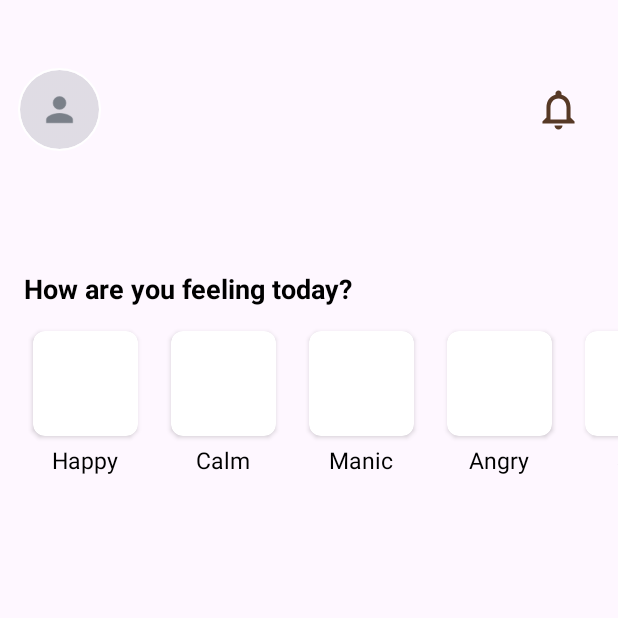
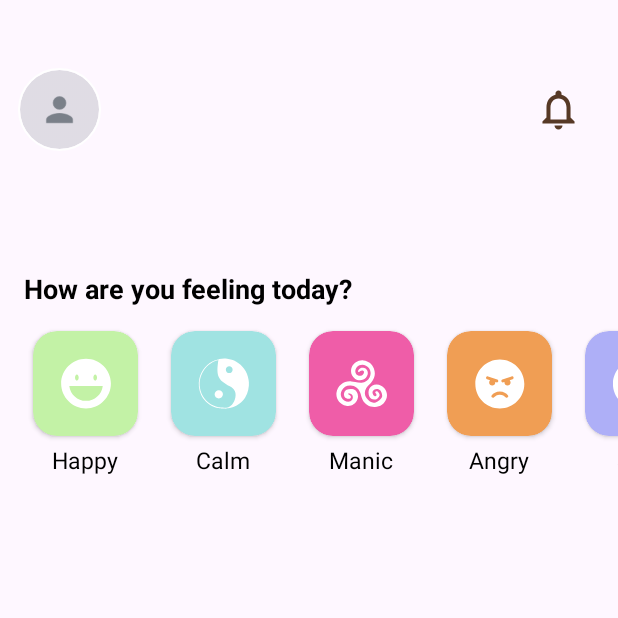
Before and after one commit to whatDeepak/Eclipsify, an Android app: the screen it shows after launch once a user with an empty profile is signed in (MainActivity), on a phone screen of 412 x 824 dp, the top half of it. Run offline under Robolectric (Android 15) with nearby library versions, the phone set to English and light mode, and no system bars; our stand-ins replace CircleImageView, Firebase (no records; nobody signed in at launch, a user with empty details on screens opened directly); Roboto replaces fonts that are not available here.

Commit message:
@1.0.9 MainPageWIP Emotions

```diff
--- a/app/src/main/java/com/vyarth/ellipsify/activities/MainActivity.kt
+++ b/app/src/main/java/com/vyarth/ellipsify/activities/MainActivity.kt
@@ -21,6 +21,7 @@ import androidx.recyclerview.widget.RecyclerView
 import com.vyarth.ellipsify.R
 import com.vyarth.ellipsify.adapters.EmotionsAdapter
 import com.vyarth.ellipsify.firebase.FirestoreClass
+import com.vyarth.ellipsify.model.Emotion
 import de.hdodenhof.circleimageview.CircleImageView
 import java.util.Calendar
 
@@ -46,8 +47,13 @@ class MainActivity : AppCompatActivity() {
             startActivity(Intent(this@MainActivity, ProfileActivity::class.java))
         }
 
-        // Example data
-        val emotions = listOf("Happy", "Calm", "Manic", "Angry","Sad")
+        val emotions = listOf(
+            Emotion("Happy", R.color.happyBg, R.drawable.mood_happy),
+            Emotion("Calm", R.color.calmBg, R.drawable.mood_calm),
+            Emotion("Manic", R.color.manicBg, R.drawable.mood_manic),
+            Emotion("Angry", R.color.angryBg, R.drawable.mood_angry),
+            Emotion("Sad", R.color.sadBg, R.drawable.mood_sad)
+        )
 
         // Get reference to the RecyclerView
         val recyclerView: RecyclerView = findViewById(R.id.recyclerView)
--- a/app/src/main/java/com/vyarth/ellipsify/adapters/EmotionsAdapter.kt
+++ b/app/src/main/java/com/vyarth/ellipsify/adapters/EmotionsAdapter.kt
@@ -3,16 +3,22 @@ package com.vyarth.ellipsify.adapters
 import android.view.LayoutInflater
 import android.view.View
 import android.view.ViewGroup
+import android.widget.ImageView
 import android.widget.TextView
+import androidx.cardview.widget.CardView
+import androidx.core.content.ContextCompat
 import androidx.recyclerview.widget.RecyclerView
 import com.vyarth.ellipsify.R
+import com.vyarth.ellipsify.model.Emotion
 
-class EmotionsAdapter(private val emotions: List<String>) :
+class EmotionsAdapter(private val emotions: List<Emotion>) :
     RecyclerView.Adapter<EmotionsAdapter.EmotionViewHolder>() {
 
     // ViewHolder class
     class EmotionViewHolder(itemView: View) : RecyclerView.ViewHolder(itemView) {
         val emotionTextView: TextView = itemView.findViewById(R.id.emotionTextView)
+        val cardView: CardView = itemView.findViewById(R.id.cardView) // Replace with the actual ID of your CardView
+        val emotionImageView: ImageView = itemView.findViewById(R.id.emotionImageView) // Replace with the actual ID of your ImageView
     }
 
     // Create new ViewHolders (invoked by the layout manager)
@@ -26,7 +32,15 @@ class EmotionsAdapter(private val emotions: List<String>) :
     // Replace the contents of a ViewHolder (invoked by the layout manager)
     override fun onBindViewHolder(holder: EmotionViewHolder, position: Int) {
         val emotion = emotions[position]
-        holder.emotionTextView.text = emotion
+
+
+        holder.emotionTextView.text = emotion.mood
+
+        // Set background color
+        holder.cardView.setCardBackgroundColor(ContextCompat.getColor(holder.itemView.context, emotion.backgroundColor))
+
+        // Set image
+        holder.emotionImageView.setImageResource(emotion.imageResId)
     }
 
     // Return the size of your dataset (invoked by the layout manager)
--- /dev/null
+++ b/app/src/main/java/com/vyarth/ellipsify/model/Emotion.kt
@@ -0,0 +1,9 @@
+package com.vyarth.ellipsify.model
+
+import com.vyarth.ellipsify.R
+
+data class Emotion (
+    val mood: String,
+    val backgroundColor: Int,
+    val imageResId: Int
+    )
--- a/app/src/main/res/layout/emotion_item.xml
+++ b/app/src/main/res/layout/emotion_item.xml
@@ -7,12 +7,20 @@
     android:layout_marginStart="-10dp">
 
     <androidx.cardview.widget.CardView
+        android:id="@+id/cardView"
         android:layout_width="70dp"
         android:layout_height="70dp"
         android:layout_marginTop="16dp"
         android:layout_marginLeft="16dp"
         android:layout_marginRight="16dp"
-        app:cardCornerRadius="8dp">
+        app:cardCornerRadius="16dp">
+
+        <ImageView
+            android:id="@+id/emotionImageView"
+            android:layout_width="match_parent"
+            android:layout_height="match_parent"
+            android:scaleType="centerInside"
+            android:src="@drawable/ic_launcher_foreground" />
 
         <!-- Your CardView content goes here, e.g., an ImageView or other views -->
 
--- a/app/src/main/res/values/colors.xml
+++ b/app/src/main/res/values/colors.xml
@@ -16,4 +16,9 @@
     <color name="mediumTextColor">#371B34</color>
     <color name="boldTextColor">#371B34</color>
 
+    <color name="happyBg">#C3F2A6</color>
+    <color name="calmBg">#A0E3E2</color>
+    <color name="manicBg">#EF5DA8</color>
+    <color name="angryBg">#F09E54</color>
+    <color name="sadBg">#AEAFF7</color>
 </resources>
```
